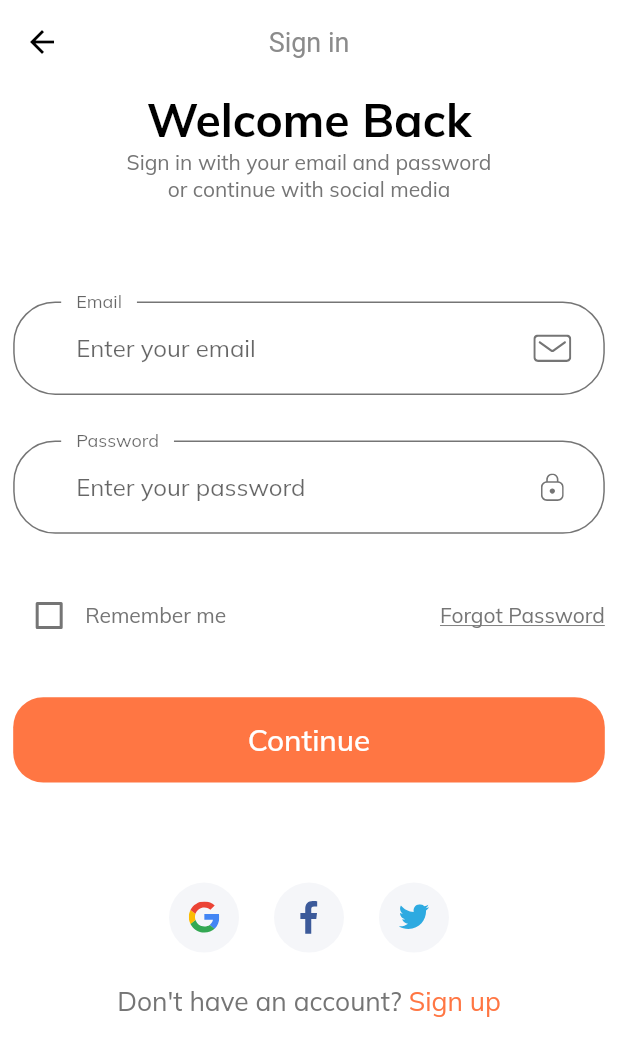
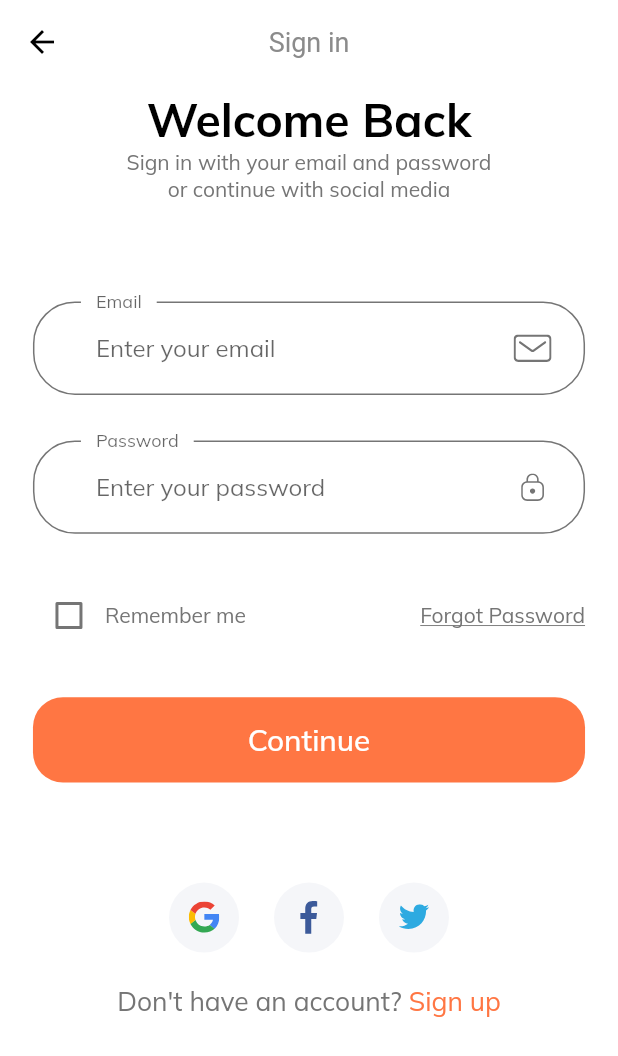
Before and after one commit to ngzk999/ECommerce, a Flutter app: the screen it shows after launch, after a tap on "Continue", on a phone screen of 412 x 824 dp. Shown: the top 1056 px of the screen. Run offline on Flutter 3.47's test engine with Material 2 defaults, Android fonts, the phone set to English and light mode, and no system bars; our stand-ins replace flutter_signin_button, flutter_svg.

```diff
--- a/lib/constants.dart
+++ b/lib/constants.dart
@@ -25,14 +25,14 @@ const defaultDuration = Duration(milliseconds: 250);
 // Form Error
 final RegExp emailValidatorRegExp =
     RegExp(r"^[a-zA-Z0-9.]+@[a-zA-Z0-9]+\.[a-zA-Z]+");
-const String kEmailNullError = "Please Enter your email";
-const String kInvalidEmailError = "Please Enter Valid Email";
-const String kPassNullError = "Please Enter your password";
+const String kEmailNullError = "Please enter your email";
+const String kInvalidEmailError = "Please enter a valid email";
+const String kPassNullError = "Please enter your password";
 const String kShortPassError = "Password is too short";
 const String kMatchPassError = "Passwords don't match";
-const String kNamelNullError = "Please Enter your name";
-const String kPhoneNumberNullError = "Please Enter your phone number";
-const String kAddressNullError = "Please Enter your address";
+const String kNamelNullError = "Please enter your name";
+const String kPhoneNumberNullError = "Please enter your phone number";
+const String kAddressNullError = "Please enter your address";
 
 final otpInputDecoration = InputDecoration(
   contentPadding:
--- a/lib/routes.dart
+++ b/lib/routes.dart
@@ -1,3 +1,4 @@
+import 'package:ecommerce/screens/forgot_password/forgot_password_screen.dart';
 import 'package:ecommerce/screens/sign_in/sign_in_screen.dart';
 import 'package:ecommerce/screens/splash/splash_screen.dart';
 import 'package:flutter/widgets.dart';
@@ -5,4 +6,5 @@ import 'package:flutter/widgets.dart';
 final Map<String, WidgetBuilder> routes = {
   SplashScreen.routeName: (context) => const SplashScreen(),
   SignInScreen.routeName:(context) => const SignInScreen(),
+  ForgotPasswordScreen.routeName:(context) => const ForgotPasswordScreen(),
 };
--- a/lib/screens/sign_in/components/body.dart
+++ b/lib/screens/sign_in/components/body.dart
@@ -1,9 +1,8 @@
 import 'package:ecommerce/screens/sign_in/components/sign_form.dart';
 import 'package:ecommerce/size_config.dart';
 import 'package:flutter/material.dart';
-
 import '../../../components/social_card.dart';
-import '../../../constants.dart';
+import 'no_account_text.dart';
 
 class Body extends StatelessWidget {
   const Body({super.key});
@@ -13,11 +12,11 @@ class Body extends StatelessWidget {
     return SafeArea(
       child: SizedBox(
         width: double.infinity,
-        child: Padding(
-          padding: EdgeInsets.symmetric(
-            horizontal: getProportionateScreenWidth(8.0),
-          ),
-          child: SingleChildScrollView(
+        child: SingleChildScrollView(
+          child: Padding(
+            padding: EdgeInsets.symmetric(
+              horizontal: getProportionateScreenWidth(20.0),
+            ),
             child: Column(
               children: [
                 SizedBox(height: SizeConfig.screenHeight * 0.005),
@@ -54,24 +53,7 @@ class Body extends StatelessWidget {
                   ],
                 ),
                 SizedBox(height: getProportionateScreenHeight(20)),
-                Row(
-                  mainAxisAlignment: MainAxisAlignment.center,
-                  children: [
-                    Text(
-                      "Don't have an account? ",
-                      style: TextStyle(
-                        fontSize: getProportionateScreenWidth(16),
-                      ),
-                    ),
-                    Text(
-                      "Sign up",
-                      style: TextStyle(
-                        fontSize: getProportionateScreenWidth(16),
-                        color: kPrimaryColor,
-                      ),
-                    ),
-                  ],
-                ),
+                const NoAccountText(),
               ],
             ),
           ),
--- /dev/null
+++ b/lib/screens/sign_in/components/no_account_text.dart
@@ -0,0 +1,32 @@
+import 'package:flutter/material.dart';
+
+import '../../../constants.dart';
+import '../../../size_config.dart';
+
+class NoAccountText extends StatelessWidget {
+  const NoAccountText({
+    Key? key,
+  }) : super(key: key);
+
+  @override
+  Widget build(BuildContext context) {
+    return Row(
+      mainAxisAlignment: MainAxisAlignment.center,
+      children: [
+        Text(
+          "Don't have an account? ",
+          style: TextStyle(
+            fontSize: getProportionateScreenWidth(16),
+          ),
+        ),
+        Text(
+          "Sign up",
+          style: TextStyle(
+            fontSize: getProportionateScreenWidth(16),
+            color: kPrimaryColor,
+          ),
+        ),
+      ],
+    );
+  }
+}
--- a/lib/screens/sign_in/components/sign_form.dart
+++ b/lib/screens/sign_in/components/sign_form.dart
@@ -1,12 +1,8 @@
+import 'package:ecommerce/screens/forgot_password/forgot_password_screen.dart';
 import 'package:flutter/material.dart';
-import 'package:flutter_signin_button/button_list.dart';
-import 'package:flutter_signin_button/button_view.dart';
-import 'package:flutter_signin_button/flutter_signin_button.dart';
-import 'package:flutter_svg/flutter_svg.dart';
 import '../../../components/custom_suffix_icon.dart';
 import '../../../components/default_button.dart';
 import '../../../components/form_error.dart';
-import '../../../components/social_card.dart';
 import '../../../constants.dart';
 import '../../../size_config.dart';
 
@@ -51,9 +47,13 @@ class _SignFormState extends State<SignForm> {
               ),
               const Text("Remember me"),
               const Spacer(),
-              const Text(
-                "Forgot Password",
-                style: TextStyle(decoration: TextDecoration.underline),
+              GestureDetector(
+                onTap: () => Navigator.pushNamed(
+                    context, ForgotPasswordScreen.routeName),
+                child: const Text(
+                  "Forgot Password",
+                  style: TextStyle(decoration: TextDecoration.underline),
+                ),
               ),
             ],
           ),
--- a/lib/screens/sign_in/sign_in_screen.dart
+++ b/lib/screens/sign_in/sign_in_screen.dart
@@ -1,5 +1,4 @@
 import 'package:flutter/material.dart';
-
 import 'components/body.dart';
 
 class SignInScreen extends StatelessWidget {
```
Also changed, not shown: lib/screens/forgot_password/components/body.dart (added, +118 -0 lines), lib/screens/forgot_password/forgot_password_screen.dart (added, +19 -0 lines).
